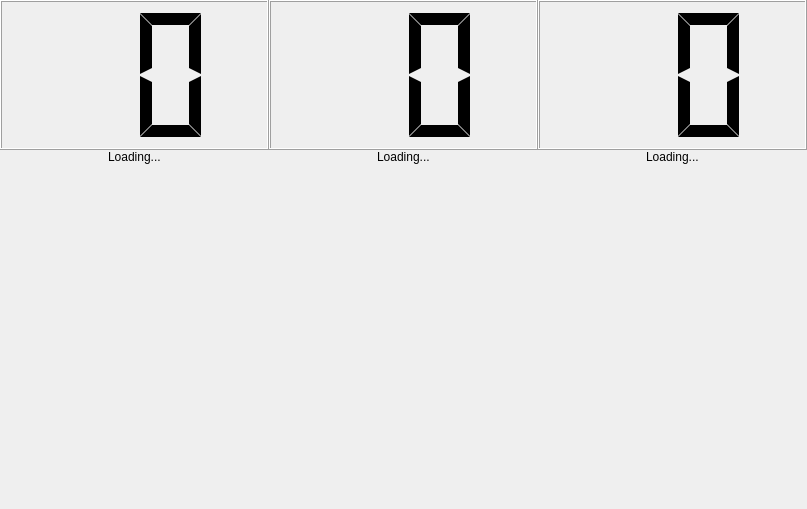
First picture: the form in modules/Dash/design.ui, repository 307guojiawei/Linuxer, before the edit.
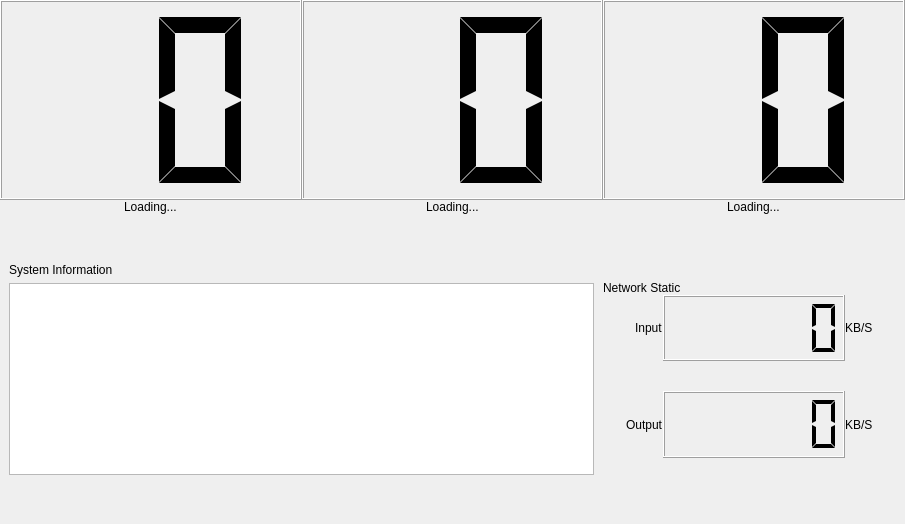
Second picture: the form after the edit.

The edit to the form file:
```diff
--- a/modules/Dash/design.ui
+++ b/modules/Dash/design.ui
@@ -6,10 +6,16 @@
    <rect>
     <x>0</x>
     <y>0</y>
-    <width>807</width>
-    <height>509</height>
+    <width>905</width>
+    <height>524</height>
    </rect>
   </property>
+  <property name="sizePolicy">
+   <sizepolicy hsizetype="Expanding" vsizetype="Expanding">
+    <horstretch>0</horstretch>
+    <verstretch>0</verstretch>
+   </sizepolicy>
+  </property>
   <property name="windowTitle">
    <string>Form</string>
   </property>
@@ -31,10 +37,17 @@
    </property>
    <item>
     <layout class="QGridLayout" name="gridLayout">
+     <item row="1" column="1" alignment="Qt::AlignHCenter">
+      <widget class="QLabel" name="labelMemInfo">
+       <property name="text">
+        <string>Loading...</string>
+       </property>
+      </widget>
+     </item>
      <item row="0" column="0">
       <widget class="QLCDNumber" name="lcdCpu">
        <property name="sizePolicy">
-        <sizepolicy hsizetype="Minimum" vsizetype="Minimum">
+        <sizepolicy hsizetype="Expanding" vsizetype="Expanding">
          <horstretch>0</horstretch>
          <verstretch>0</verstretch>
         </sizepolicy>
@@ -62,15 +75,73 @@
        </property>
       </widget>
      </item>
-     <item row="1" column="1" alignment="Qt::AlignHCenter">
-      <widget class="QLabel" name="labelMemInfo">
-       <property name="text">
-        <string>Loading...</string>
+     <item row="2" column="0" colspan="2">
+      <widget class="QWidget" name="widget" native="true">
+       <property name="sizePolicy">
+        <sizepolicy hsizetype="Preferred" vsizetype="Expanding">
+         <horstretch>0</horstretch>
+         <verstretch>0</verstretch>
+        </sizepolicy>
        </property>
+       <layout class="QHBoxLayout" name="horizontalLayout_3">
+        <item>
+         <layout class="QGridLayout" name="gridLayout_2">
+          <item row="2" column="0">
+           <widget class="QTextBrowser" name="systemInfo">
+            <property name="sizePolicy">
+             <sizepolicy hsizetype="Expanding" vsizetype="Expanding">
+              <horstretch>0</horstretch>
+              <verstretch>0</verstretch>
+             </sizepolicy>
+            </property>
+           </widget>
+          </item>
+          <item row="0" column="0">
+           <spacer name="verticalSpacer">
+            <property name="orientation">
+             <enum>Qt::Vertical</enum>
+            </property>
+            <property name="sizeHint" stdset="0">
+             <size>
+              <width>20</width>
+              <height>40</height>
+             </size>
+            </property>
+           </spacer>
+          </item>
+          <item row="3" column="0">
+           <spacer name="verticalSpacer_2">
+            <property name="orientation">
+             <enum>Qt::Vertical</enum>
+            </property>
+            <property name="sizeHint" stdset="0">
+             <size>
+              <width>20</width>
+              <height>40</height>
+             </size>
+            </property>
+           </spacer>
+          </item>
+          <item row="1" column="0">
+           <widget class="QLabel" name="label">
+            <property name="text">
+             <string>System Information</string>
+            </property>
+           </widget>
+          </item>
+         </layout>
+        </item>
+       </layout>
       </widget>
      </item>
      <item row="0" column="1">
       <widget class="QLCDNumber" name="lcdMem">
+       <property name="sizePolicy">
+        <sizepolicy hsizetype="Expanding" vsizetype="Expanding">
+         <horstretch>0</horstretch>
+         <verstretch>0</verstretch>
+        </sizepolicy>
+       </property>
        <property name="toolTip">
         <string>Memory</string>
        </property>
@@ -84,6 +155,12 @@
      </item>
      <item row="0" column="2">
       <widget class="QLCDNumber" name="lcdDisk">
+       <property name="sizePolicy">
+        <sizepolicy hsizetype="Expanding" vsizetype="Expanding">
+         <horstretch>0</horstretch>
+         <verstretch>0</verstretch>
+        </sizepolicy>
+       </property>
        <property name="toolTip">
         <string>Disk</string>
        </property>
@@ -109,20 +186,175 @@
        </property>
       </widget>
      </item>
-     <item row="2" column="0" colspan="2">
-      <widget class="QWidget" name="widget" native="true">
-       <property name="sizePolicy">
-        <sizepolicy hsizetype="Preferred" vsizetype="MinimumExpanding">
-         <horstretch>0</horstretch>
-         <verstretch>0</verstretch>
-        </sizepolicy>
-       </property>
-       <layout class="QHBoxLayout" name="horizontalLayout_3">
-        <item>
-         <layout class="QHBoxLayout" name="horizontalLayout_2"/>
-        </item>
-       </layout>
-      </widget>
+     <item row="2" column="2">
+      <layout class="QVBoxLayout" name="verticalLayout">
+       <item>
+        <spacer name="verticalSpacer_3">
+         <property name="orientation">
+          <enum>Qt::Vertical</enum>
+         </property>
+         <property name="sizeHint" stdset="0">
+          <size>
+           <width>20</width>
+           <height>40</height>
+          </size>
+         </property>
+        </spacer>
+       </item>
+       <item>
+        <widget class="QLabel" name="label_network">
+         <property name="text">
+          <string>Network Static</string>
+         </property>
+        </widget>
+       </item>
+       <item>
+        <widget class="QWidget" name="horizontalWidget" native="true">
+         <property name="sizePolicy">
+          <sizepolicy hsizetype="Preferred" vsizetype="Expanding">
+           <horstretch>0</horstretch>
+           <verstretch>0</verstretch>
+          </sizepolicy>
+         </property>
+         <layout class="QHBoxLayout" name="horizontalLayout_4" stretch="1,3,1">
+          <property name="spacing">
+           <number>0</number>
+          </property>
+          <property name="leftMargin">
+           <number>0</number>
+          </property>
+          <property name="topMargin">
+           <number>0</number>
+          </property>
+          <property name="rightMargin">
+           <number>0</number>
+          </property>
+          <property name="bottomMargin">
+           <number>0</number>
+          </property>
+          <item alignment="Qt::AlignRight">
+           <widget class="QLabel" name="label_5">
+            <property name="minimumSize">
+             <size>
+              <width>0</width>
+              <height>0</height>
+             </size>
+            </property>
+            <property name="text">
+             <string>Input</string>
+            </property>
+           </widget>
+          </item>
+          <item>
+           <widget class="QLCDNumber" name="lcdNetIn">
+            <property name="smallDecimalPoint">
+             <bool>false</bool>
+            </property>
+            <property name="digitCount">
+             <number>6</number>
+            </property>
+            <property name="segmentStyle">
+             <enum>QLCDNumber::Flat</enum>
+            </property>
+           </widget>
+          </item>
+          <item alignment="Qt::AlignLeft">
+           <widget class="QLabel" name="label_2">
+            <property name="text">
+             <string>KB/S</string>
+            </property>
+           </widget>
+          </item>
+         </layout>
+        </widget>
+       </item>
+       <item>
+        <spacer name="verticalSpacer_5">
+         <property name="orientation">
+          <enum>Qt::Vertical</enum>
+         </property>
+         <property name="sizeType">
+          <enum>QSizePolicy::Minimum</enum>
+         </property>
+         <property name="sizeHint" stdset="0">
+          <size>
+           <width>20</width>
+           <height>30</height>
+          </size>
+         </property>
+        </spacer>
+       </item>
+       <item>
+        <widget class="QWidget" name="horizontalWidget" native="true">
+         <property name="sizePolicy">
+          <sizepolicy hsizetype="Preferred" vsizetype="Expanding">
+           <horstretch>0</horstretch>
+           <verstretch>0</verstretch>
+          </sizepolicy>
+         </property>
+         <layout class="QHBoxLayout" name="horizontalLayout_5" stretch="1,3,1">
+          <property name="spacing">
+           <number>0</number>
+          </property>
+          <property name="leftMargin">
+           <number>0</number>
+          </property>
+          <property name="topMargin">
+           <number>0</number>
+          </property>
+          <property name="rightMargin">
+           <number>0</number>
+          </property>
+          <property name="bottomMargin">
+           <number>0</number>
+          </property>
+          <item alignment="Qt::AlignRight">
+           <widget class="QLabel" name="label_4">
+            <property name="minimumSize">
+             <size>
+              <width>0</width>
+              <height>0</height>
+             </size>
+            </property>
+            <property name="text">
+             <string>Output</string>
+            </property>
+           </widget>
+          </item>
+          <item>
+           <widget class="QLCDNumber" name="lcdNetOut">
+            <property name="digitCount">
+             <number>6</number>
+            </property>
+            <property name="segmentStyle">
+             <enum>QLCDNumber::Flat</enum>
+            </property>
+           </widget>
+          </item>
+          <item alignment="Qt::AlignLeft">
+           <widget class="QLabel" name="label_3">
+            <property name="text">
+             <string>KB/S</string>
+            </property>
+           </widget>
+          </item>
+         </layout>
+        </widget>
+       </item>
+       <item>
+        <spacer name="verticalSpacer_4">
+         <property name="orientation">
+          <enum>Qt::Vertical</enum>
+         </property>
+         <property name="sizeHint" stdset="0">
+          <size>
+           <width>20</width>
+           <height>40</height>
+          </size>
+         </property>
+        </spacer>
+       </item>
+      </layout>
      </item>
     </layout>
    </item>
```
